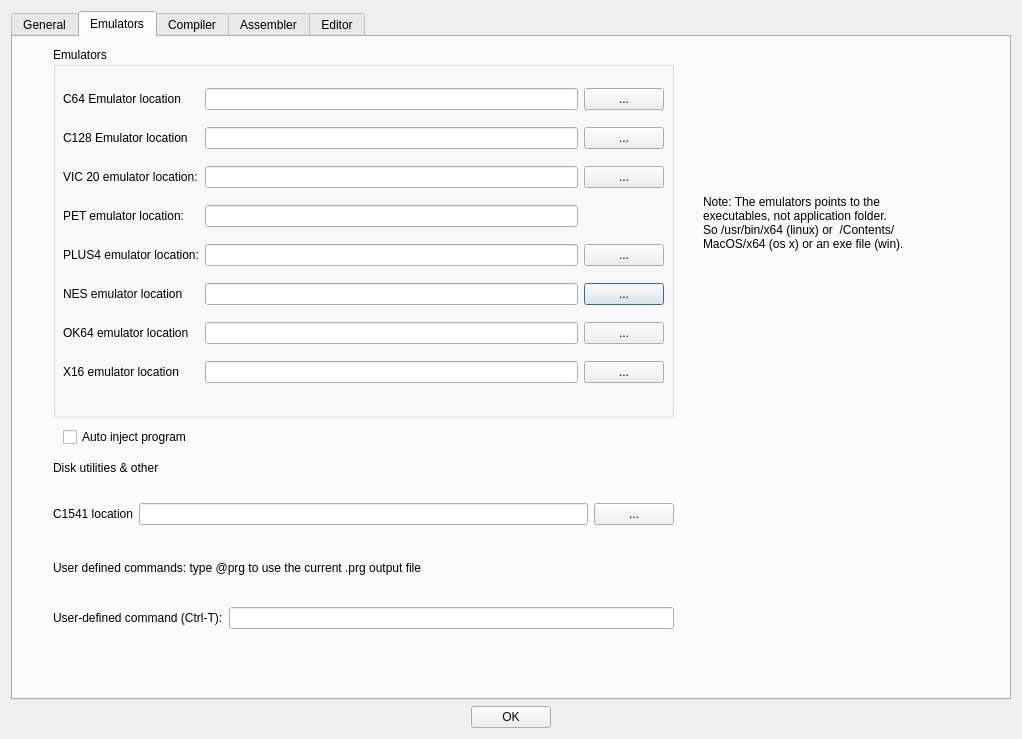
Qt form source/dialogtrsesettings.ui (leuat/TRSE) before a commit.
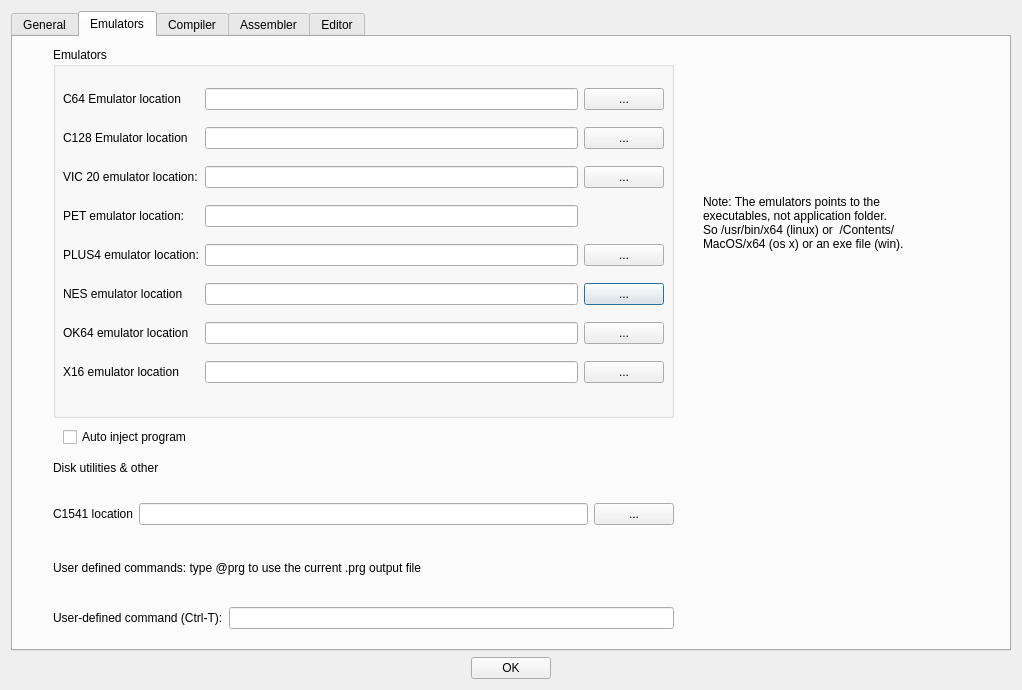
The same form after that commit.

Commit message: DialogSetting stretch windows

Patch:
```diff
--- a/source/dialogtrsesettings.ui
+++ b/source/dialogtrsesettings.ui
@@ -7,7 +7,7 @@
     <x>0</x>
     <y>0</y>
     <width>1022</width>
-    <height>739</height>
+    <height>690</height>
    </rect>
   </property>
   <property name="windowTitle">
```
The commit also changes 2 other files.
